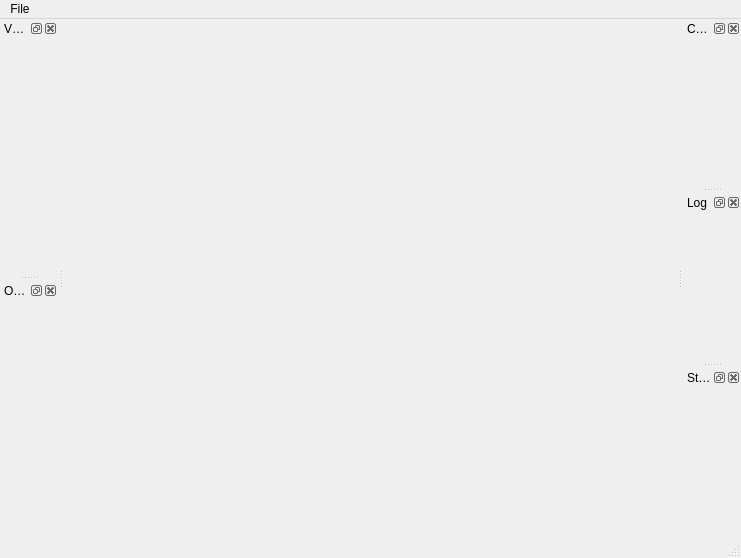
Before: the Qt Designer form ui/MainWindow.ui in ThomasKroes/exposure-render.ercore, drawn with Qt 5.
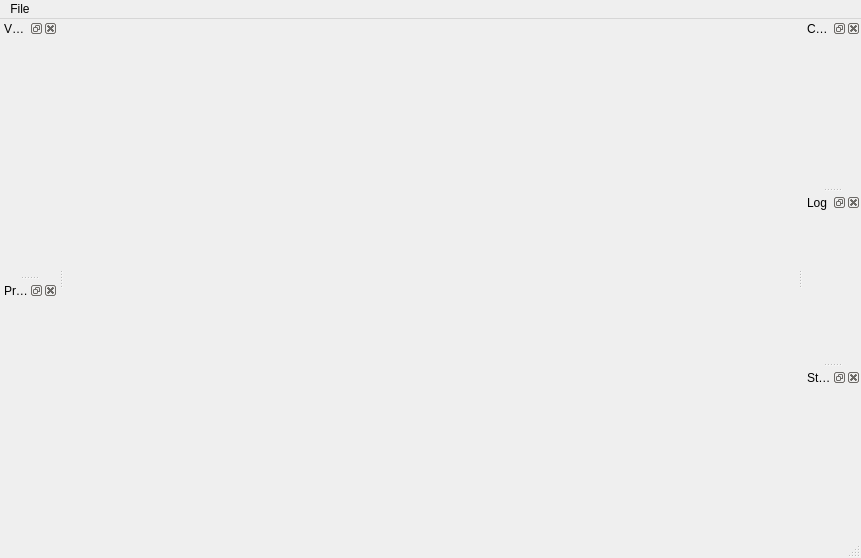
After: the same form once the commit is applied.

```diff
--- a/ui/MainWindow.ui
+++ b/ui/MainWindow.ui
@@ -6,7 +6,7 @@
    <rect>
     <x>0</x>
     <y>0</y>
-    <width>741</width>
+    <width>861</width>
     <height>558</height>
    </rect>
   </property>
@@ -21,7 +21,7 @@
     <rect>
      <x>0</x>
      <y>0</y>
-     <width>741</width>
+     <width>861</width>
      <height>21</height>
     </rect>
    </property>
@@ -60,7 +60,7 @@
   </widget>
   <widget class="QDockWidget" name="ObjectsDockWidget">
    <property name="windowTitle">
-    <string>Objects</string>
+    <string>Props</string>
    </property>
    <attribute name="dockWidgetArea">
     <number>1</number>
```
Left out of the diff: 2 changed lines with no effect on the pictures.
